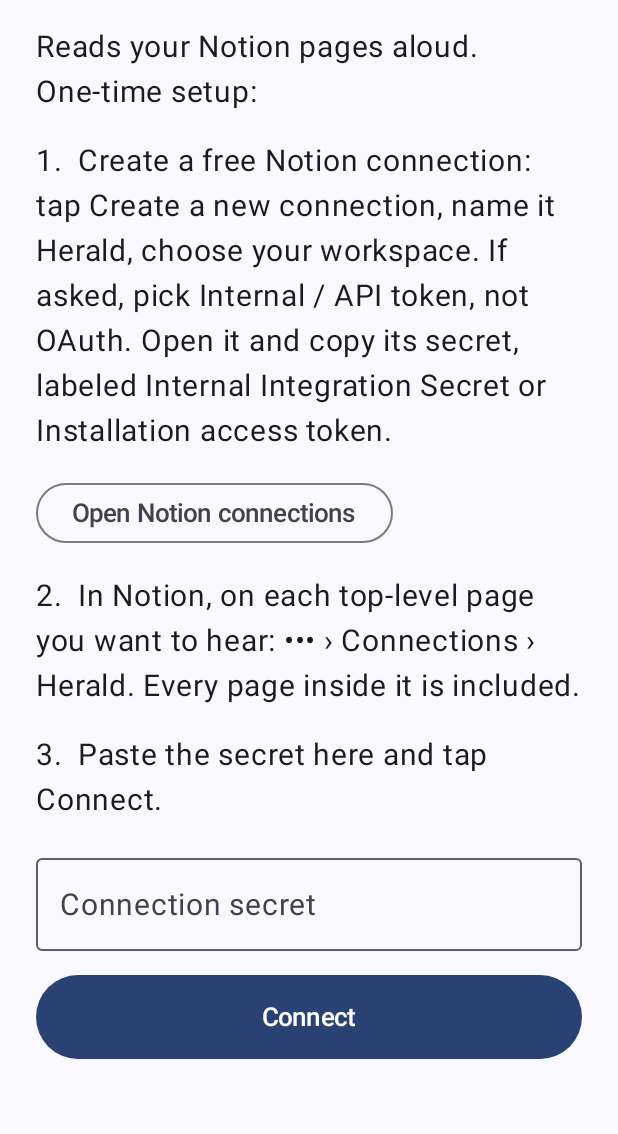
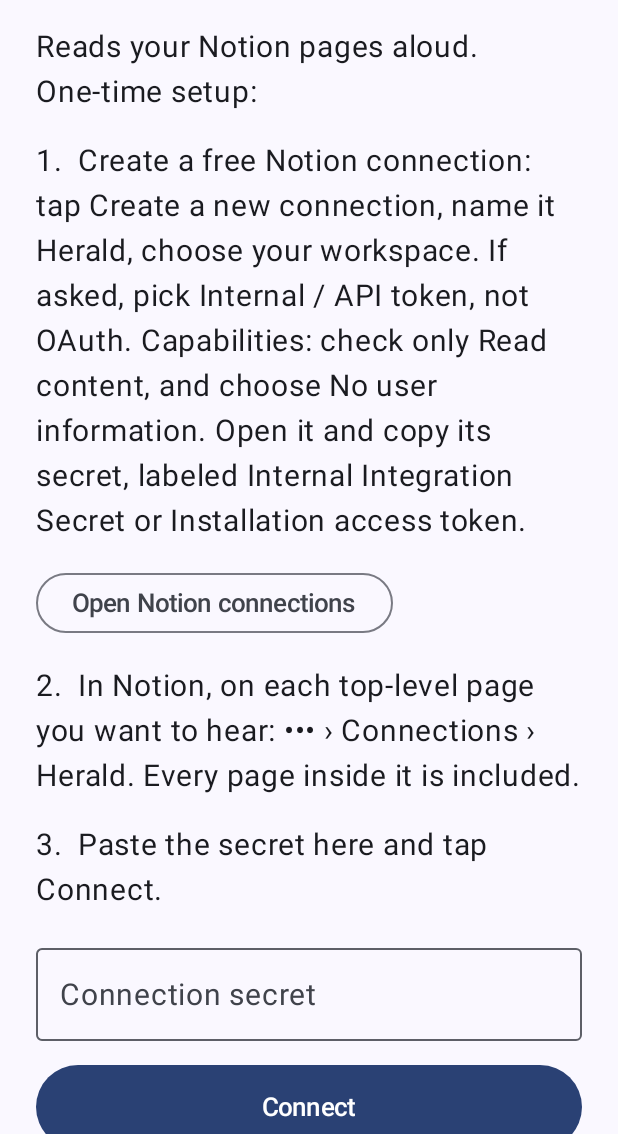
Before and after one commit to guilnunes/Herald, an Android app built with Jetpack Compose: the screen it shows after launch (MainActivity), on a phone screen of 412 x 824 dp, the part 102-1236 px from its top. Run offline under Robolectric (Android 15) with nearby library versions, the phone set to English and light mode, and no system bars; pictures from the network do not load.

Commit message:
Setup text: only Read content capability needed
Co-Authored-By: Claude Opus 5.5 <noreply@anthropic.com>
Claude-Session: https://claude.ai/code/session_018BoS4kYWPAhaznmTv3m7g3

```diff
--- a/app/src/main/java/com/guilnunes/herald/ui/SetupScreen.kt
+++ b/app/src/main/java/com/guilnunes/herald/ui/SetupScreen.kt
@@ -46,7 +46,7 @@ fun SetupScreen(vm: MainViewModel) {
         ) {
             Text("Herald", style = MaterialTheme.typography.displaySmall, fontWeight = FontWeight.Bold)
             Text("Reads your Notion pages aloud. One-time setup:", style = MaterialTheme.typography.bodyLarge)
-            Step("1", "Create a free Notion connection: tap Create a new connection, name it Herald, choose your workspace. If asked, pick Internal / API token, not OAuth. Open it and copy its secret, labeled Internal Integration Secret or Installation access token.")
+            Step("1", "Create a free Notion connection: tap Create a new connection, name it Herald, choose your workspace. If asked, pick Internal / API token, not OAuth. Capabilities: check only Read content, and choose No user information. Open it and copy its secret, labeled Internal Integration Secret or Installation access token.")
             OutlinedButton(onClick = {
                 ctx.startActivity(Intent(Intent.ACTION_VIEW, Uri.parse("https://www.notion.so/profile/integrations")))
             }) { Text("Open Notion connections") }
```
Also changed, not shown: 1 other file.
